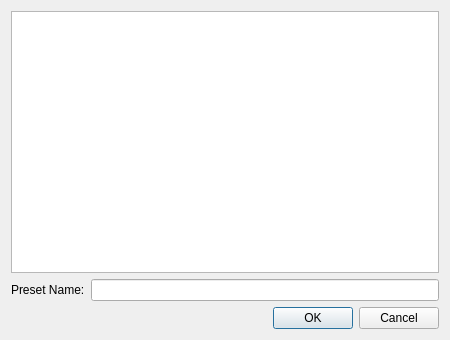
mimecorg/fraqtive, file src/savepresetdialog.ui: the form before one commit.
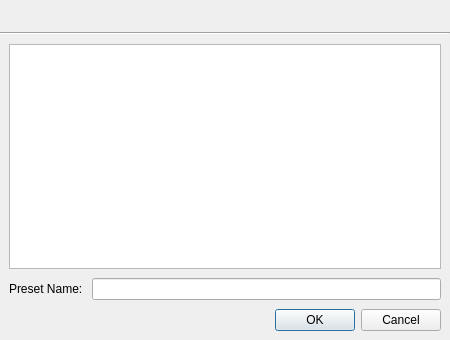
The form after the commit. Custom widgets are drawn as their Qt base class.

Commit message: added header to dialogs; new about box and quick guide dialog

What changed in the file:
```diff
--- a/src/savepresetdialog.ui
+++ b/src/savepresetdialog.ui
@@ -12,41 +12,92 @@
   <property name="windowTitle" >
    <string>Save Preset</string>
   </property>
-  <layout class="QVBoxLayout" >
+  <layout class="QVBoxLayout" name="topLayout" stretch="0,0,1">
+   <property name="spacing">
+    <number>0</number>
+   </property>
+   <property name="margin">
+    <number>0</number>
+   </property>
    <item>
-    <widget class="PresetListView" name="listView" />
+    <widget class="XmlUi::GradientWidget" name="promptWidget" native="true">
+     <layout class="QHBoxLayout" name="promptLayout" stretch="0,1">
+      <property name="spacing">
+       <number>10</number>
+      </property>
+      <item>
+       <widget class="QLabel" name="promptPixmap"/>
    </item>
    <item>
-    <layout class="QHBoxLayout" >
+       <widget class="QLabel" name="promptLabel">
+        <property name="wordWrap">
+         <bool>true</bool>
+        </property>
+       </widget>
+      </item>
+     </layout>
+    </widget>
+   </item>
      <item>
-      <widget class="QLabel" name="label" >
-       <property name="text" >
+    <widget class="Line" name="line">
+     <property name="orientation">
+      <enum>Qt::Horizontal</enum>
+     </property>
+    </widget>
+   </item>
+   <item>
+    <widget class="QWidget" name="mainWidget" native="true">
+     <layout class="QVBoxLayout" name="verticalLayout_2">
+      <property name="spacing">
+       <number>9</number>
+      </property>
+      <item>
+       <layout class="QVBoxLayout" name="verticalLayout">
+        <item>
+         <widget class="PresetListView" name="listView"/>
+        </item>
+        <item>
+         <layout class="QHBoxLayout">
+          <item>
+           <widget class="QLabel" name="label">
+            <property name="text">
         <string>Preset Name:</string>
        </property>
       </widget>
      </item>
      <item>
-      <widget class="QLineEdit" name="editName" >
-       <property name="maxLength" >
+           <widget class="QLineEdit" name="editName">
+            <property name="maxLength">
         <number>60</number>
        </property>
       </widget>
      </item>
     </layout>
    </item>
+       </layout>
+      </item>
    <item>
-    <widget class="QDialogButtonBox" name="buttonBox" >
-     <property name="orientation" >
+       <widget class="QDialogButtonBox" name="buttonBox">
+        <property name="orientation">
       <enum>Qt::Horizontal</enum>
      </property>
-     <property name="standardButtons" >
-      <set>QDialogButtonBox::Cancel|QDialogButtonBox::NoButton|QDialogButtonBox::Ok</set>
-     </property>
+        <property name="standardButtons">
+         <set>QDialogButtonBox::Cancel|QDialogButtonBox::Ok</set>
+        </property>
+       </widget>
+      </item>
+     </layout>
     </widget>
    </item>
   </layout>
  </widget>
  <customwidgets>
+  <customwidget>
+   <class>XmlUi::GradientWidget</class>
+   <extends>QWidget</extends>
+   <header>xmlui/gradientwidget.h</header>
+   <container>1</container>
+  </customwidget>
   <customwidget>
    <class>PresetListView</class>
    <extends>QListView</extends>
```
Left out of the diff: 17 changed lines with no effect on the pictures. Lines whose indentation alone changed are shown as unchanged. The commit also changes 49 other files.
